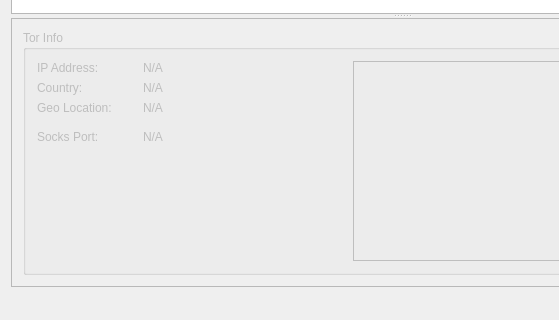
ashenwolf/torrify, file torrifywindow.ui: the form before one commit; both pictures show x 0 to 559 and y 229 to 549 of the 804 by 549 pixel window.
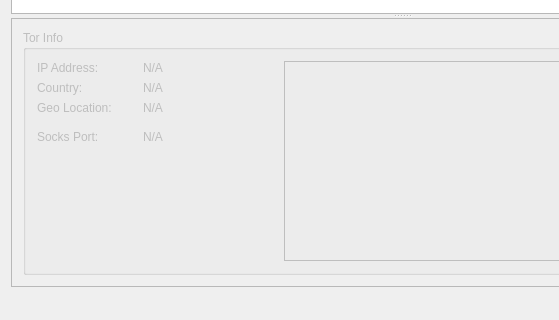
The form after the commit. Icons and pictures are not drawn.

Commit message: added tor hash control password support, minor ui improvements

What changed in the file:
```diff
--- a/torrifywindow.ui
+++ b/torrifywindow.ui
@@ -89,7 +89,7 @@
              <property name="lineWidth">
               <number>0</number>
              </property>
-             <layout class="QHBoxLayout" name="horizontalLayout_4" stretch="3,4">
+             <layout class="QHBoxLayout" name="horizontalLayout_4" stretch="2,4">
               <property name="leftMargin">
                <number>0</number>
               </property>
@@ -187,6 +187,12 @@
               </item>
               <item>
                <widget class="QLabel" name="googleMaps">
+                <property name="sizePolicy">
+                 <sizepolicy hsizetype="Expanding" vsizetype="Expanding">
+                  <horstretch>0</horstretch>
+                  <verstretch>0</verstretch>
+                 </sizepolicy>
+                </property>
                 <property name="frameShape">
                  <enum>QFrame::Panel</enum>
                 </property>
```
The commit also changes 4 other files.
